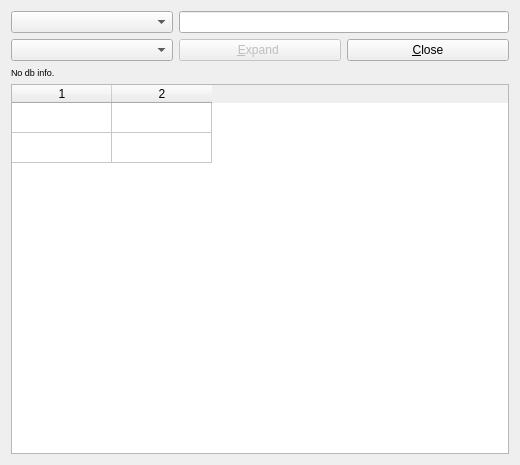
The window that src/qtgui/spell.ui (spanner888/recoll) describes before a commit, drawn with Qt 5.
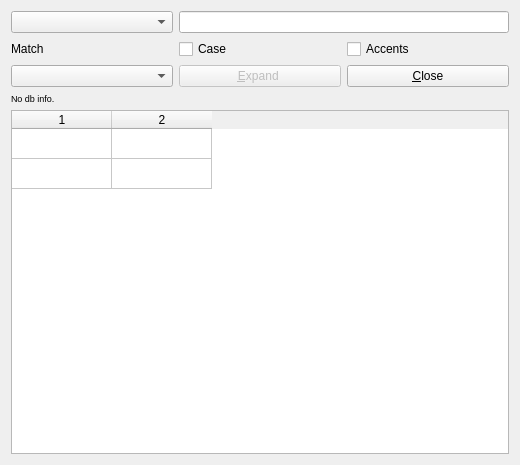
The same window after the commit.

Commit message: reorganized the term expansion code so that the term explorer works fully with case and diac sensitivity options

Diff of the .ui file:
```diff
--- a/src/qtgui/spell.ui
+++ b/src/qtgui/spell.ui
@@ -29,9 +29,10 @@
    <item>
     <layout class="QVBoxLayout" name="verticalLayout">
      <item>
-      <layout class="QVBoxLayout">
-       <item>
-        <layout class="QGridLayout">
+      <layout class="QGridLayout" name="gridLayout">
+       <item row="0" column="0">
+        <widget class="QComboBox" name="expTypeCMB"/>
+       </item>
          <item row="0" column="1" colspan="2">
           <widget class="QLineEdit" name="baseWordLE">
            <property name="minimumSize">
@@ -42,7 +43,31 @@
            </property>
           </widget>
          </item>
+       <item row="1" column="0">
+        <widget class="QLabel" name="label">
+         <property name="text">
+          <string>Match</string>
+         </property>
+        </widget>
+       </item>
          <item row="1" column="1">
+        <widget class="QCheckBox" name="caseSensCB">
+         <property name="text">
+          <string>Case</string>
+         </property>
+        </widget>
+       </item>
+       <item row="1" column="2">
+        <widget class="QCheckBox" name="diacSensCB">
+         <property name="text">
+          <string>Accents</string>
+         </property>
+        </widget>
+       </item>
+       <item row="2" column="0">
+        <widget class="QComboBox" name="stemLangCMB"/>
+       </item>
+       <item row="2" column="1">
           <widget class="QPushButton" name="expandPB">
            <property name="enabled">
             <bool>false</bool>
@@ -58,13 +83,7 @@
            </property>
           </widget>
          </item>
-         <item row="1" column="0">
-          <widget class="QComboBox" name="stemLangCMB"/>
-         </item>
-         <item row="0" column="0">
-          <widget class="QComboBox" name="expTypeCMB"/>
-         </item>
-         <item row="1" column="2">
+       <item row="2" column="2">
           <widget class="QPushButton" name="dismissPB">
            <property name="enabled">
             <bool>true</bool>
@@ -82,8 +101,6 @@
          </item>
         </layout>
        </item>
-      </layout>
-     </item>
      <item>
       <widget class="QLabel" name="statsLBL">
        <property name="font">
```
Left out of the diff: 1 changed line with no effect on the pictures. Lines whose indentation alone changed are shown as unchanged. The commit also changes 9 other files.
